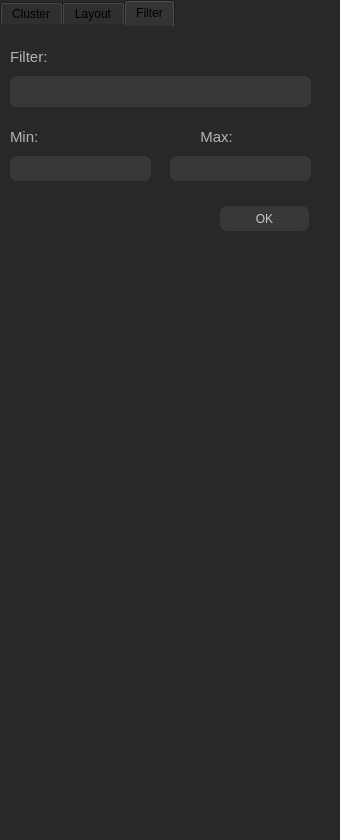
Old version of the form resource/gui/FilterDialog.ui in the repository dthung1602/NetworkVisualization.
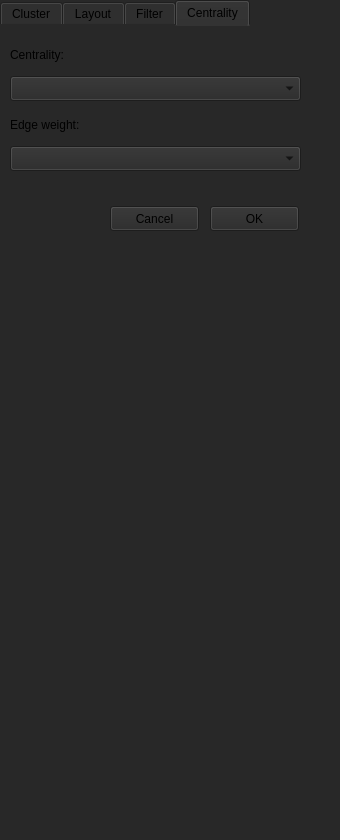
New version of the form. Icons and pictures are not drawn.

```diff
--- a/resource/gui/FilterDialog.ui
+++ b/resource/gui/FilterDialog.ui
@@ -34,7 +34,7 @@
 }</string>
    </property>
    <property name="currentIndex">
-    <number>2</number>
+    <number>3</number>
    </property>
    <widget class="QWidget" name="clusterTab">
     <attribute name="title">
@@ -432,6 +432,83 @@
      </property>
     </widget>
    </widget>
+   <widget class="QWidget" name="centralityTab">
+    <attribute name="title">
+     <string>Centrality</string>
+    </attribute>
+    <widget class="QComboBox" name="selectCentrality">
+     <property name="geometry">
+      <rect>
+       <x>10</x>
+       <y>50</y>
+       <width>291</width>
+       <height>25</height>
+      </rect>
+     </property>
+    </widget>
+    <widget class="QLabel" name="label_3">
+     <property name="geometry">
+      <rect>
+       <x>10</x>
+       <y>20</y>
+       <width>81</width>
+       <height>17</height>
+      </rect>
+     </property>
+     <property name="text">
+      <string>Centrality:</string>
+     </property>
+    </widget>
+    <widget class="QPushButton" name="applyCentralityBtn">
+     <property name="geometry">
+      <rect>
+       <x>210</x>
+       <y>180</y>
+       <width>89</width>
+       <height>25</height>
+      </rect>
+     </property>
+     <property name="text">
+      <string>OK</string>
+     </property>
+    </widget>
+    <widget class="QPushButton" name="cancelCentralityBtn">
+     <property name="geometry">
+      <rect>
+       <x>110</x>
+       <y>180</y>
+       <width>89</width>
+       <height>25</height>
+      </rect>
+     </property>
+     <property name="text">
+      <string>Cancel</string>
+     </property>
+    </widget>
+    <widget class="QComboBox" name="selectCentralityEdgeWeight">
+     <property name="geometry">
+      <rect>
+       <x>10</x>
+       <y>120</y>
+       <width>291</width>
+       <height>25</height>
+      </rect>
+     </property>
+    </widget>
+    <widget class="QLabel" name="labelCentralityEdgeWeight">
+     <property name="geometry">
+      <rect>
+       <x>10</x>
+       <y>90</y>
+       <width>121</width>
+       <height>17</height>
+      </rect>
+     </property>
+     <property name="text">
+      <string>Edge weight:</string>
+     </property>
+    </widget>
+   </widget>
   </widget>
  </widget>
  <resources/>
```
